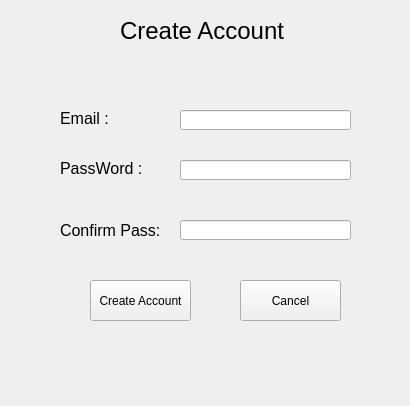
This is Controler/Gui/CreateAccount.ui in NguyenCuong1411060036/DoAnTotNghiep as Qt 5 draws it before an edit. The edited form follows.
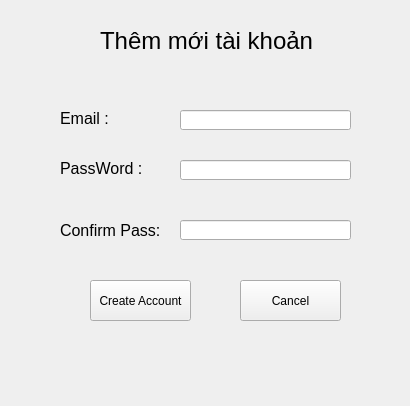
This is the edited form.

```diff
--- a/Controler/Gui/CreateAccount.ui
+++ b/Controler/Gui/CreateAccount.ui
@@ -49,9 +49,9 @@
   <widget class="QLabel" name="label">
    <property name="geometry">
     <rect>
-     <x>120</x>
-     <y>10</y>
-     <width>191</width>
+     <x>100</x>
+     <y>20</y>
+     <width>241</width>
      <height>41</height>
     </rect>
    </property>
@@ -61,7 +61,7 @@
     </font>
    </property>
    <property name="text">
-    <string>Create Account </string>
+    <string>Thêm mới tài khoản</string>
    </property>
   </widget>
   <widget class="QLabel" name="label_5">
```
